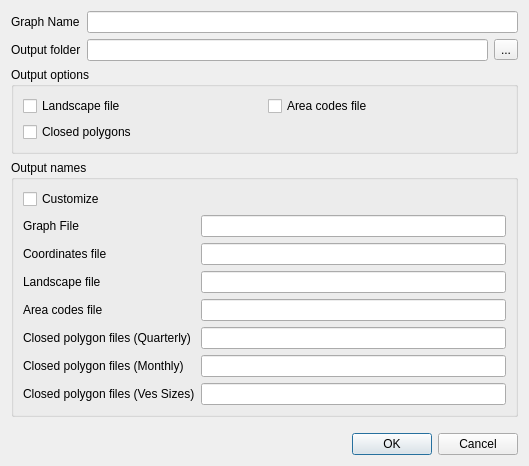
frabas/DISPLACE_GUI, file qtgui/savegraphdialog.ui: the form before one commit.
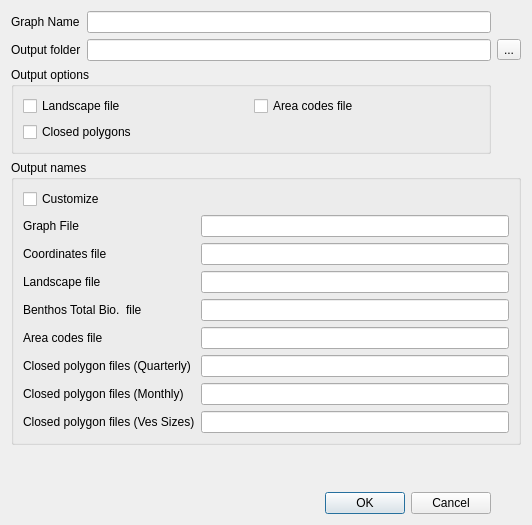
The form after the commit.

Commit message: Adding an entry point for Assign Benthos Total Biomass to the Graph menu

What changed in the file:
```diff
--- a/qtgui/savegraphdialog.ui
+++ b/qtgui/savegraphdialog.ui
@@ -6,20 +6,14 @@
    <rect>
     <x>0</x>
     <y>0</y>
-    <width>529</width>
-    <height>466</height>
+    <width>532</width>
+    <height>525</height>
    </rect>
   </property>
   <property name="windowTitle">
    <string>Dialog</string>
   </property>
-  <layout class="QGridLayout" name="gridLayout">
-   <item row="1" column="1">
-    <widget class="QLineEdit" name="outputFolder"/>
-   </item>
-   <item row="0" column="1" colspan="2">
-    <widget class="QLineEdit" name="graphName"/>
-   </item>
+  <layout class="QGridLayout" name="gridLayout_3">
    <item row="0" column="0">
     <widget class="QLabel" name="label">
      <property name="text">
@@ -27,7 +21,27 @@
      </property>
     </widget>
    </item>
-   <item row="2" column="0" colspan="3">
+   <item row="0" column="1">
+    <widget class="QLineEdit" name="graphName"/>
+   </item>
+   <item row="1" column="0">
+    <widget class="QLabel" name="label_2">
+     <property name="text">
+      <string>Output folder</string>
+     </property>
+    </widget>
+   </item>
+   <item row="1" column="1">
+    <widget class="QLineEdit" name="outputFolder"/>
+   </item>
+   <item row="1" column="2">
+    <widget class="QToolButton" name="cmdBrowse">
+     <property name="text">
+      <string>...</string>
+     </property>
+    </widget>
+   </item>
+   <item row="2" column="0" colspan="2">
     <widget class="QGroupBox" name="groupBox">
      <property name="title">
       <string>Output options</string>
@@ -57,68 +71,28 @@
      </layout>
     </widget>
    </item>
-   <item row="6" column="0" colspan="3">
-    <widget class="QDialogButtonBox" name="buttonBox">
-     <property name="orientation">
-      <enum>Qt::Horizontal</enum>
-     </property>
-     <property name="standardButtons">
-      <set>QDialogButtonBox::Cancel|QDialogButtonBox::Ok</set>
-     </property>
-    </widget>
-   </item>
-   <item row="4" column="0" colspan="3">
+   <item row="3" column="0" colspan="3">
     <widget class="QGroupBox" name="groupBox_2">
      <property name="title">
       <string>Output names</string>
      </property>
-     <layout class="QGridLayout" name="gridLayout_3">
-      <item row="6" column="1">
-       <widget class="QLineEdit" name="closedPolyFilename_Months"/>
-      </item>
-      <item row="4" column="1">
-       <widget class="QLineEdit" name="areaCodeFileName"/>
-      </item>
-      <item row="1" column="0">
-       <widget class="QLabel" name="label_3">
-        <property name="text">
-         <string>Graph File</string>
-        </property>
-       </widget>
-      </item>
-      <item row="3" column="0">
-       <widget class="QLabel" name="label_5">
-        <property name="text">
-         <string>Landscape file</string>
-        </property>
-       </widget>
-      </item>
-      <item row="4" column="0">
-       <widget class="QLabel" name="label_6">
-        <property name="text">
-         <string>Area codes file</string>
-        </property>
-       </widget>
-      </item>
-      <item row="0" column="0" colspan="2">
+     <layout class="QGridLayout" name="gridLayout">
+      <item row="0" column="0">
        <widget class="QCheckBox" name="optCustomize">
         <property name="text">
          <string>Customize</string>
         </property>
        </widget>
       </item>
-      <item row="6" column="0">
-       <widget class="QLabel" name="label_8">
+      <item row="1" column="0">
+       <widget class="QLabel" name="label_3">
         <property name="text">
-         <string>Closed polygon files (Monthly)</string>
+         <string>Graph File</string>
         </property>
        </widget>
       </item>
-      <item row="2" column="1">
-       <widget class="QLineEdit" name="coordFileName"/>
-      </item>
-      <item row="5" column="1">
-       <widget class="QLineEdit" name="closedPolyFilename"/>
+      <item row="1" column="1">
+       <widget class="QLineEdit" name="graphFileName"/>
       </item>
       <item row="2" column="0">
        <widget class="QLabel" name="label_4">
@@ -127,47 +101,73 @@
         </property>
        </widget>
       </item>
+      <item row="2" column="1">
+       <widget class="QLineEdit" name="coordFileName"/>
+      </item>
+      <item row="3" column="0">
+       <widget class="QLabel" name="label_5">
+        <property name="text">
+         <string>Landscape file</string>
+        </property>
+       </widget>
+      </item>
       <item row="3" column="1">
        <widget class="QLineEdit" name="landscapeFileName"/>
       </item>
+      <item row="4" column="0">
+       <widget class="QLabel" name="label_10">
+        <property name="text">
+         <string>Benthos Total Bio.  file</string>
+        </property>
+       </widget>
+      </item>
+      <item row="4" column="1">
+       <widget class="QLineEdit" name="benthosFileName"/>
+      </item>
       <item row="5" column="0">
+       <widget class="QLabel" name="label_6">
+        <property name="text">
+         <string>Area codes file</string>
+        </property>
+       </widget>
+      </item>
+      <item row="5" column="1">
+       <widget class="QLineEdit" name="areaCodeFileName"/>
+      </item>
+      <item row="6" column="0">
        <widget class="QLabel" name="label_7">
         <property name="text">
          <string>Closed polygon files (Quarterly)</string>
         </property>
        </widget>
       </item>
-      <item row="1" column="1">
-       <widget class="QLineEdit" name="graphFileName"/>
+      <item row="6" column="1">
+       <widget class="QLineEdit" name="closedPolyFilename"/>
       </item>
       <item row="7" column="0">
+       <widget class="QLabel" name="label_8">
+        <property name="text">
+         <string>Closed polygon files (Monthly)</string>
+        </property>
+       </widget>
+      </item>
+      <item row="7" column="1">
+       <widget class="QLineEdit" name="closedPolyFilename_Months"/>
+      </item>
+      <item row="8" column="0">
        <widget class="QLabel" name="label_9">
         <property name="text">
          <string>Closed polygon files (Ves Sizes)</string>
         </property>
        </widget>
       </item>
-      <item row="7" column="1">
+      <item row="8" column="1">
        <widget class="QLineEdit" name="closedPolyFilename_VesSize"/>
       </item>
      </layout>
     </widget>
    </item>
-   <item row="1" column="2">
-    <widget class="QToolButton" name="cmdBrowse">
-     <property name="text">
-      <string>...</string>
-     </property>
-    </widget>
-   </item>
-   <item row="1" column="0">
-    <widget class="QLabel" name="label_2">
-     <property name="text">
-      <string>Output folder</string>
-     </property>
-    </widget>
-   </item>
-   <item row="5" column="0">
+   <item row="4" column="0">
     <spacer name="verticalSpacer">
      <property name="orientation">
       <enum>Qt::Vertical</enum>
@@ -180,6 +180,16 @@
      </property>
     </spacer>
    </item>
+   <item row="5" column="0" colspan="2">
+    <widget class="QDialogButtonBox" name="buttonBox">
+     <property name="orientation">
+      <enum>Qt::Horizontal</enum>
+     </property>
+     <property name="standardButtons">
+      <set>QDialogButtonBox::Cancel|QDialogButtonBox::Ok</set>
+     </property>
+    </widget>
+   </item>
   </layout>
  </widget>
  <resources/>
```
The commit also changes 21 other files.
